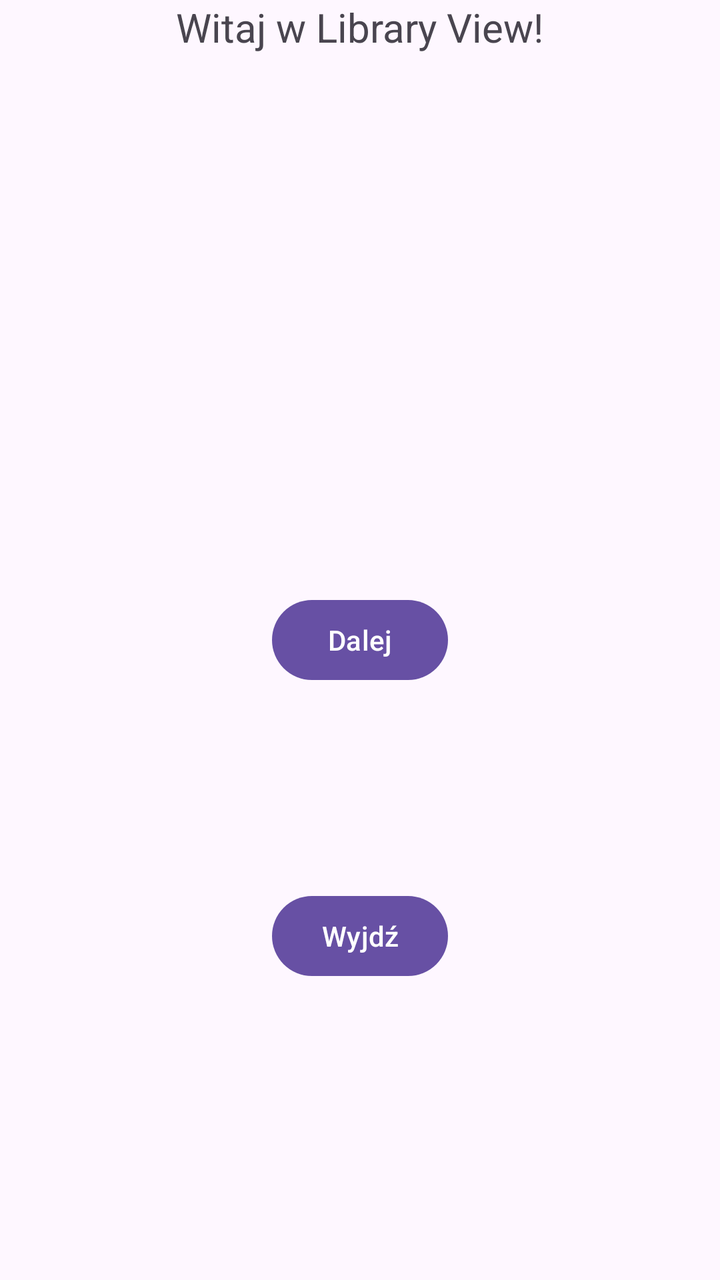
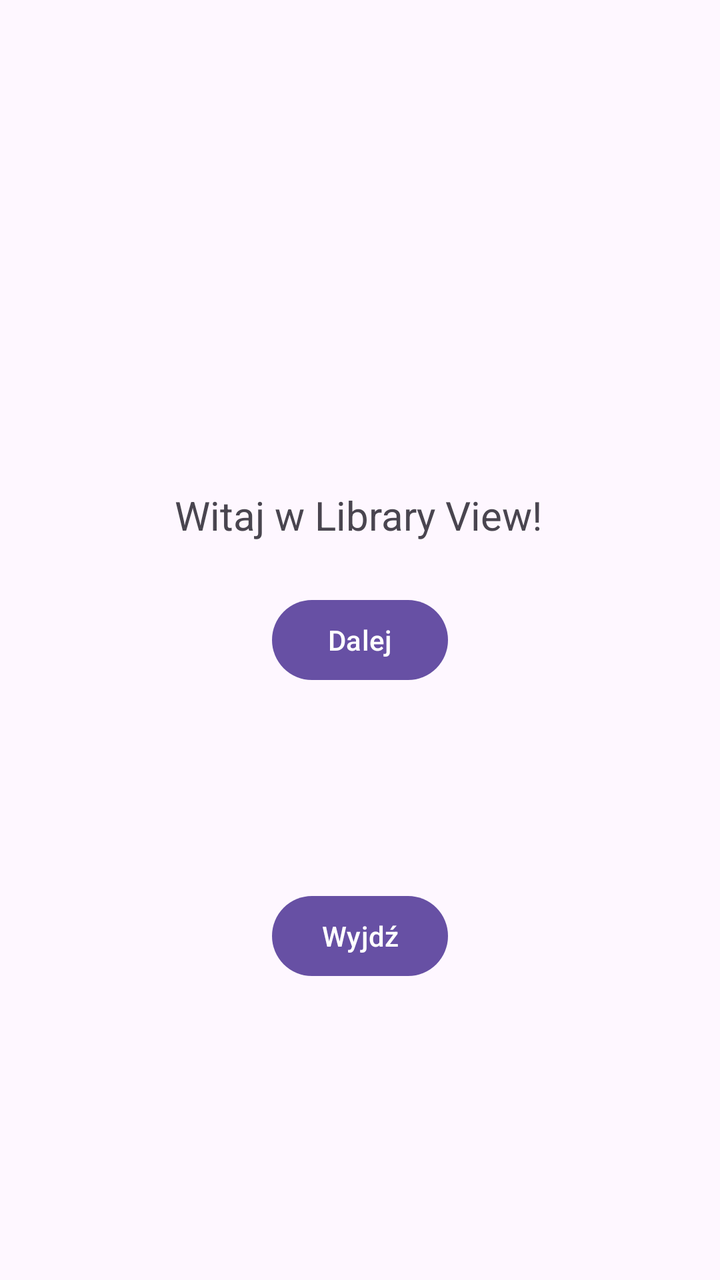

Compare the two renders of this Android layout. The source of the first and the diff that turns it into the second are given below.
<!-- AndroidManifest.xml: application theme Theme.LibraryView -->
<!-- res/layout/activity_main.xml -->
<?xml version="1.0" encoding="utf-8"?>
<androidx.constraintlayout.widget.ConstraintLayout xmlns:android="http://schemas.android.com/apk/res/android"
    xmlns:app="http://schemas.android.com/apk/res-auto"
    xmlns:tools="http://schemas.android.com/tools"
    android:id="@+id/main"
    android:layout_width="match_parent"
    android:layout_height="match_parent"
    tools:context=".MainActivity">
    <TextView
        android:id="@+id/Welcome"
        android:layout_width="wrap_content"
        android:layout_height="wrap_content"
        android:text="Witaj w Library View!"
        app:layout_constraintEnd_toEndOf="parent"
        app:layout_constraintStart_toStartOf="parent"
        app:layout_constraintTop_toTopOf="parent"
        android:textSize="20sp"
    />
    <Button
        android:id="@+id/button"
        android:layout_width="wrap_content"
        android:layout_height="wrap_content"
        android:text="Dalej"
        app:layout_constraintEnd_toEndOf="parent"
        app:layout_constraintStart_toStartOf="parent"
        app:layout_constraintTop_toTopOf="parent"
        app:layout_constraintBottom_toBottomOf="parent"
    />
    <Button
        android:id="@+id/button2"
        android:layout_width="wrap_content"
        android:layout_height="wrap_content"
        android:text="Wyjdź"
        app:layout_constraintEnd_toEndOf="parent"
        app:layout_constraintStart_toStartOf="parent"
        app:layout_constraintTop_toTopOf="@id/button"
        app:layout_constraintBottom_toBottomOf="parent"
        />
</androidx.constraintlayout.widget.ConstraintLayout>
<!-- resources referenced by this layout -->
<resources>
  <style name="Theme.LibraryView" parent="Base.Theme.LibraryView" />
  <style name="Base.Theme.LibraryView" parent="Theme.Material3.DayNight.NoActionBar">
          
          
      </style>
</resources>

<!-- the commit's change to res/layout/activity_main.xml (unified diff, before → after) -->
@@ -6,16 +6,19 @@
     android:layout_width="match_parent"
     android:layout_height="match_parent"
     tools:context=".MainActivity">
+
     <TextView
         android:id="@+id/Welcome"
         android:layout_width="wrap_content"
         android:layout_height="wrap_content"
+        android:layout_marginTop="244dp"
         android:text="Witaj w Library View!"
+        android:textSize="20sp"
         app:layout_constraintEnd_toEndOf="parent"
+        app:layout_constraintHorizontal_bias="0.497"
         app:layout_constraintStart_toStartOf="parent"
-        app:layout_constraintTop_toTopOf="parent"
-        android:textSize="20sp"
-    />
+        app:layout_constraintTop_toTopOf="parent" />
+
     <Button
         android:id="@+id/button"
         android:layout_width="wrap_content"
